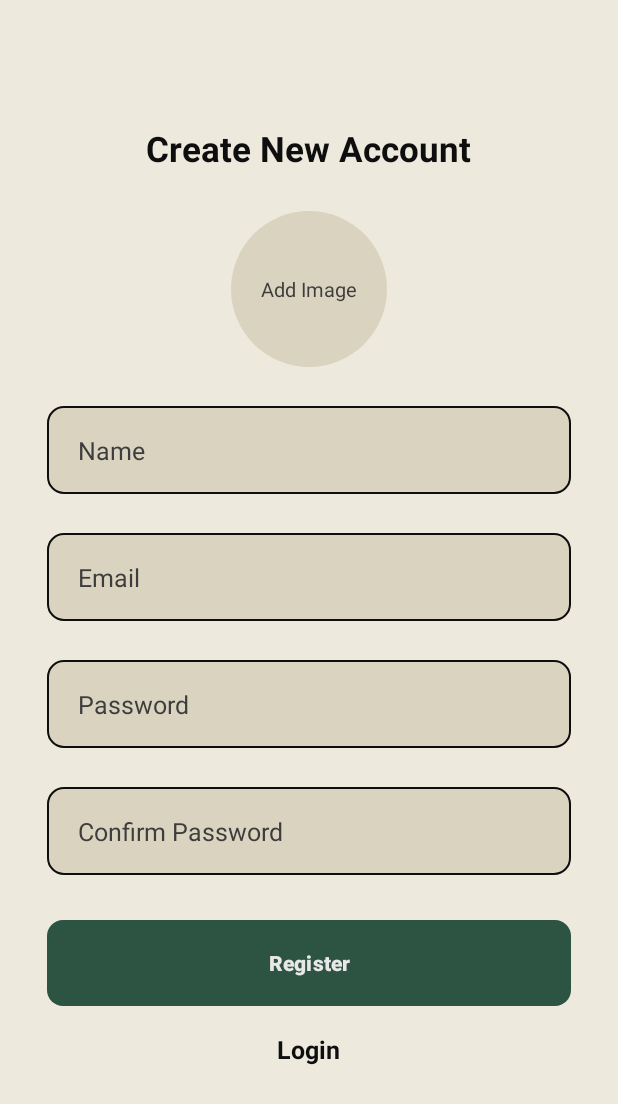
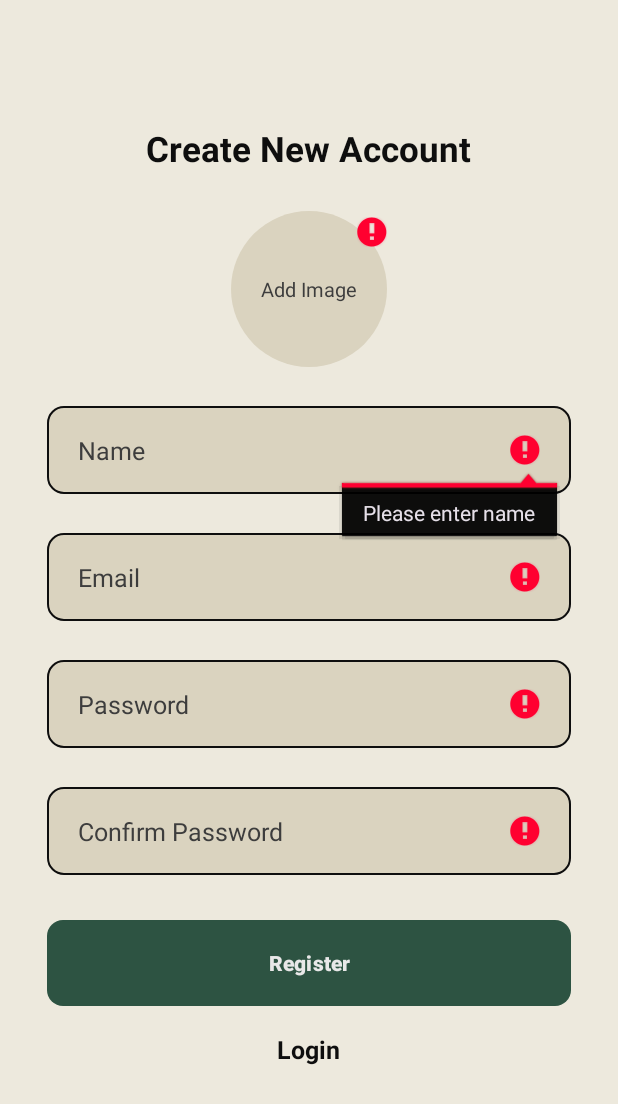
Before and after one commit to satria-ui/CapstoneProject-MD, an Android app: the RegisterActivity screen opened directly, with no data from a screen before it, after a tap on "Register", on a phone screen of 412 x 824 dp. Shown: the top 1104 px of the screen. Run offline under Robolectric (Android 15) with nearby library versions, the phone set to English and light mode, and no system bars; our stand-ins replace sdp/ssp sizes; plain views replace RoundedImageView.

Commit message:
feat: fix error message

```diff
--- a/EmoChat/app/src/main/java/com/example/emochat/Activities/RegisterActivity.kt
+++ b/EmoChat/app/src/main/java/com/example/emochat/Activities/RegisterActivity.kt
@@ -14,7 +14,6 @@ import android.view.View
 import android.widget.Toast
 import androidx.activity.result.ActivityResultLauncher
 import androidx.activity.result.contract.ActivityResultContracts
-import com.example.emochat.MainActivity
 import com.example.emochat.databinding.ActivityRegisterBinding
 import kotlinx.coroutines.CoroutineScope
 import kotlinx.coroutines.Dispatchers
@@ -22,8 +21,6 @@ import kotlinx.coroutines.delay
 import kotlinx.coroutines.launch
 import java.io.ByteArrayOutputStream
 import java.io.FileNotFoundException
-import java.io.InputStream
-import java.net.URI
 
 class RegisterActivity : AppCompatActivity() {
 
@@ -41,26 +38,23 @@ class RegisterActivity : AppCompatActivity() {
     private fun setListeners(){
         binding.textLogin.setOnClickListener { finish() }
         binding.buttonRegister.setOnClickListener {
-            if(isValidSignUp()){
-                signUp()
+            if(isValidRegister()){
+                register()
             }
         }
         binding.layoutImage.setOnClickListener{
             val intent = Intent(Intent.ACTION_PICK, MediaStore.Images.Media.EXTERNAL_CONTENT_URI)
             intent.addFlags(Intent.FLAG_GRANT_READ_URI_PERMISSION)
             pickImage.launch(intent)
+            binding.addImage.error = null
         }
     }
-
-    private fun showToast(message: String){
-        Toast.makeText(applicationContext, message, Toast.LENGTH_SHORT).show()
-    }
-    private fun signUp(){
+    private fun register(){
         loading(true)
         CoroutineScope(Dispatchers.Main).launch {
             delay(3000)
             loading(false)
-            showToast("Register complete.")
+            Toast.makeText(applicationContext, "Register complete", Toast.LENGTH_SHORT).show()
 
             finish()
         }
@@ -94,38 +88,43 @@ class RegisterActivity : AppCompatActivity() {
              }
         }
     }
-    private fun isValidSignUp(): Boolean {
+    private fun isValidRegister(): Boolean {
+        var isValid = true
+        binding.inputPassword.error = null
+        binding.inputConfirmPassword.error = null
+        binding.addImage.error = null
+
         if (encodedImage.isEmpty()){
-            showToast("Select profile image")
-            return false
+            binding.addImage.visibility = View.VISIBLE
+            binding.addImage.error = "Select profile image"
+            isValid = false
         }
-        else if(binding.inputName.text.toString().trim().isEmpty()){
-            showToast("Please enter name")
-            return false
+        if(binding.inputName.text.toString().trim().isEmpty()){
+            binding.inputName.error = "Please enter name"
+            isValid = false
         }
-        else if(binding.inputEmail.text.toString().trim().isEmpty()){
-            showToast("Please enter email")
-            return false
+        if(binding.inputEmail.text.toString().trim().isEmpty()){
+            binding.inputEmail.error = "Please enter email"
+            isValid = false
         }
         else if (!Patterns.EMAIL_ADDRESS.matcher(binding.inputEmail.text.toString()).matches()) {
-            showToast("Enter a valid email address")
-            return false
+            binding.inputEmail.error = "Enter a valid email address"
+            isValid = false
         }
-        else if(binding.inputPassword.text.toString().trim().isEmpty()){
-            showToast("Enter password")
-            return false
+        if(binding.inputPassword.text.toString().trim().isEmpty()){
+            binding.inputPassword.error = "Please enter password"
+            isValid = false
         }
-        else if(binding.inputConfirmPassword.text.toString().trim().isEmpty()){
-            showToast("Confirm your password")
-            return false
+        if(binding.inputConfirmPassword.text.toString().trim().isEmpty()){
+            binding.inputConfirmPassword.error = "Please confirm your password"
+            isValid = false
         }
-        else if(binding.inputPassword.text.toString() != binding.inputConfirmPassword.text.toString()){
-            showToast("Password & confirm password must be the same")
-            return false
+        if(binding.inputPassword.text.toString() != binding.inputConfirmPassword.text.toString()) {
+            binding.inputPassword.error = "Password & confirm password must be the same"
+            binding.inputConfirmPassword.error = "Password & confirm password must be the same"
+            isValid = false
         }
-        else{
-            return true
-        }
+            return isValid
     }
     private fun loading(isLoading: Boolean){
         if(isLoading){
--- a/EmoChat/app/src/main/res/layout/activity_register.xml
+++ b/EmoChat/app/src/main/res/layout/activity_register.xml
@@ -48,6 +48,15 @@
                 android:text="@string/add_image"
                 android:textColor="@color/hint_text_color"
                 android:textSize="@dimen/_10sdp"/>
+
+            <EditText
+                android:id="@+id/addImage"
+                android:layout_width="wrap_content"
+                android:layout_height="@dimen/_22sdp"
+                android:layout_gravity="end"
+                android:visibility="gone"
+                android:background="@android:color/transparent"
+                tools:ignore="Autofill,LabelFor,TextFields" />
         </FrameLayout>
 
         <EditText
```
Also changed, not shown: EmoChat/app/src/main/java/com/example/emochat/Activities/LoginActivity.kt (+48 -3 lines), EmoChat/app/src/main/res/layout/activity_login.xml (+17 -1 lines).
